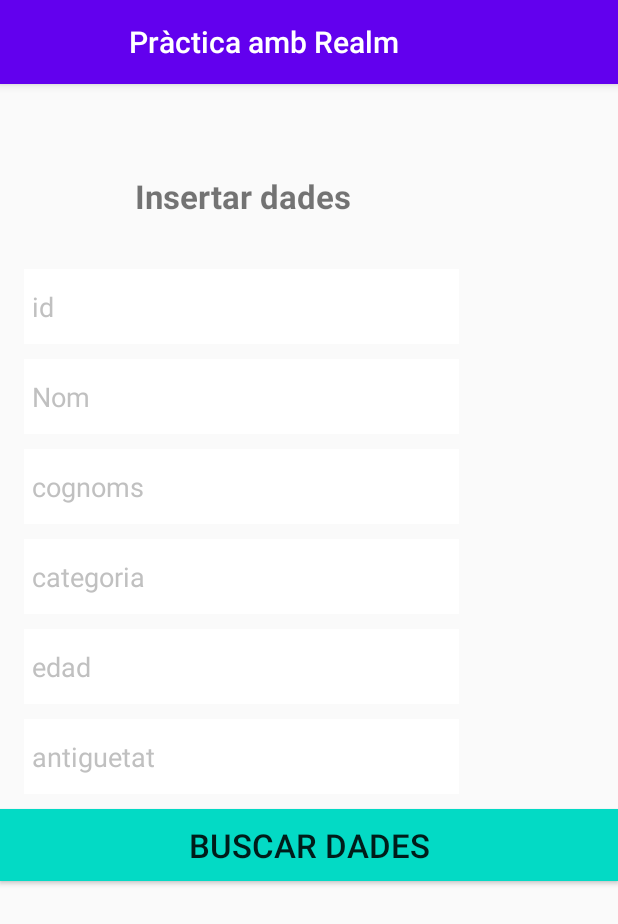
After one commit to gerardfp/AplicacionRealmAlbert, an Android app: the CercarFragment screen opened through its navigation route, on a phone screen of 412 x 824 dp. The commit adds this screen. Shown: the top 924 px of the screen. Run offline under Robolectric (Android 15) with nearby library versions, the phone set to English and light mode, and no system bars; our stand-ins replace navigation-ui; libraries missing offline, so code that uses them is left out: io.realm; 2 statements that could not run were skipped.

Commit message:
finito casi

```diff
--- a/app/build.gradle
+++ b/app/build.gradle
@@ -37,6 +37,6 @@ dependencies {
 
     implementation 'androidx.navigation:navigation-fragment:2.2.0'
     implementation 'androidx.navigation:navigation-ui:2.2.0'
-    compile 'io.realm:android-adapters:2.1.1'
+    implementation 'io.realm:android-adapters:2.1.1'
     implementation 'androidx.lifecycle:lifecycle-extensions:2.2.0'
 }
--- /dev/null
+++ b/app/src/main/java/com/example/aplicacionrealm/CercarFragment.java
@@ -0,0 +1,95 @@
+package com.example.aplicacionrealm;
+
+import android.app.AlertDialog;
+import android.os.Bundle;
+
+import androidx.annotation.NonNull;
+import androidx.annotation.Nullable;
+import androidx.fragment.app.Fragment;
+import androidx.recyclerview.widget.RecyclerView;
+
+import android.text.TextUtils;
+import android.view.LayoutInflater;
+import android.view.View;
+import android.view.ViewGroup;
+import android.widget.Button;
+import android.widget.EditText;
+import android.widget.TextView;
+
+import com.example.aplicacionrealm.Model.Empleat;
+
+import io.realm.OrderedRealmCollection;
+import io.realm.RealmRecyclerViewAdapter;
+import io.realm.RealmResults;
+
+
+/**
+ * A simple {@link Fragment} subclass.
+ */
+public class CercarFragment extends MyFragment {
+    Button  btCercar;
+    EditText id, nom, cognoms, categoria, edad, antiguetat;
+    private String dato;
+    public CercarFragment() {
+        // Required empty public constructor
+    }
+
+
+    @Override
+    public View onCreateView(LayoutInflater inflater, ViewGroup container,
+                             Bundle savedInstanceState) {
+        // Inflate the layout for this fragment
+        return inflater.inflate(R.layout.fragment_cercar, container, false);
+    }
+
+    @Override
+    public void onViewCreated(@NonNull final View view, @Nullable Bundle savedInstanceState) {
+        super.onViewCreated(view, savedInstanceState);
+
+        id = view.findViewById(R.id.idCerca);
+        nom = view.findViewById(R.id.nomCerca);
+        cognoms = view.findViewById(R.id.cognomsCerca);
+        categoria = view.findViewById(R.id.categoriaCerca);
+        edad = view.findViewById(R.id.edadCerca);
+        antiguetat = view.findViewById(R.id.antiguetatCerca);
+        btCercar = view.findViewById(R.id.btnCerca);
+
+
+
+
+
+        btCercar.setOnClickListener(new View.OnClickListener() {
+            @Override
+            public void onClick(View v) {
+
+                if (TextUtils.isEmpty(id.getText().toString())){
+                    System.out.println("....................vacio campo");
+//            if (TextUtils.isEmpty(nom.getText().toString())){
+//                System.out.println(".....................dos");
+//                if (TextUtils.isEmpty(cognoms.getText().toString())){
+//                    System.out.println("......................tres");
+//                    if (TextUtils.isEmpty(categoria.getText().toString())){
+//                        System.out.println("..............................cuatro");
+//                        if (TextUtils.isEmpty(edad.getText().toString())){
+//                            System.out.println("..........................cinco");
+//                            if (TextUtils.isEmpty(antiguetat.getText().toString())){
+//                                System.out.println("..........................seis");
+//                                id.setError("Introueix alguna dada");
+//                            }else appViewModel.dato.setValue(antiguetat.getText().toString());
+//                        }else appViewModel.dato.setValue(edad.getText().toString());
+//                    }else appViewModel.dato.setValue(categoria.getText().toString());
+//                }else appViewModel.dato.setValue(cognoms.getText().toString());
+//            }else appViewModel.dato.setValue(nom.getText().toString());
+                }else appViewModel.dato.setValue(id.getText().toString());
+
+
+
+
+
+                navController.navigate(R.id.listBusquedaFragment);
+
+            }
+        });
+    }
+
+}
--- a/app/src/main/java/com/example/aplicacionrealm/HomeFragment.java
+++ b/app/src/main/java/com/example/aplicacionrealm/HomeFragment.java
@@ -18,7 +18,7 @@ import android.widget.Button;
  * A simple {@link Fragment} subclass.
  */
 public class HomeFragment extends MyFragment {
-    private Button insertar, eliminar, modificar, visualitzar;
+    private Button insertar, cercar, visualitzar;
     public HomeFragment() {
         // Required empty public constructor
     }
@@ -38,13 +38,19 @@ public class HomeFragment extends MyFragment {
 
 
         insertar = view.findViewById(R.id.insertarText);
-
+        cercar = view.findViewById(R.id.cercarText);
         visualitzar = view.findViewById(R.id.visualitzarText);
 
         insertar.setOnClickListener(new View.OnClickListener() {
             @Override
             public void onClick(View v) {
                 navController.navigate(R.id.insertarFragment);
+            }
+        });
+        cercar.setOnClickListener(new View.OnClickListener() {
+            @Override
+            public void onClick(View v) {
+                navController.navigate(R.id.cercarFragment);
             }
         });
         visualitzar.setOnClickListener(new View.OnClickListener() {
--- a/app/src/main/java/com/example/aplicacionrealm/MainActivity.java
+++ b/app/src/main/java/com/example/aplicacionrealm/MainActivity.java
@@ -28,7 +28,7 @@ public class MainActivity extends AppCompatActivity {
 
         mAppBarConfiguration = new AppBarConfiguration.Builder(
                 R.id.homeFragment, R.id.insertarFragment, R.id.empleat_List_Fragment,
-                R.id.modificarFragment)
+                R.id.modificarFragment, R.id.cercarFragment)
                 .build();
 
         navController = Navigation.findNavController(this, R.id.nav_host_fragment);
--- a/app/src/main/java/com/example/aplicacionrealm/Model/AppViewModel.java
+++ b/app/src/main/java/com/example/aplicacionrealm/Model/AppViewModel.java
@@ -13,5 +13,5 @@ public class AppViewModel extends AndroidViewModel {
 
     public MutableLiveData<Boolean> modificar = new MutableLiveData<>(false);
     public MutableLiveData<Integer> idSeleccion = new MutableLiveData<>();
-
+    public MutableLiveData<String> dato = new MutableLiveData<>();
 }
--- /dev/null
+++ b/app/src/main/res/layout/fragment_cercar.xml
@@ -0,0 +1,136 @@
+<?xml version="1.0" encoding="utf-8"?>
+<androidx.constraintlayout.widget.ConstraintLayout xmlns:android="http://schemas.android.com/apk/res/android"
+    xmlns:app="http://schemas.android.com/apk/res-auto"
+    xmlns:tools="http://schemas.android.com/tools"
+    android:id="@+id/frameLayout"
+    android:layout_width="match_parent"
+    android:layout_height="match_parent"
+    tools:context=".CercarFragment">
+
+    <TextView
+        android:id="@+id/titolCerca"
+        android:layout_width="wrap_content"
+        android:layout_height="wrap_content"
+        android:layout_marginStart="90dp"
+        android:layout_marginTop="60dp"
+        android:text="Insertar dades"
+        android:textSize="22dp"
+        android:textStyle="bold"
+        app:layout_constraintStart_toStartOf="parent"
+        app:layout_constraintTop_toTopOf="parent" />
+
+    <EditText
+        android:id="@+id/idCerca"
+        android:layout_width="290dp"
+        android:layout_height="50dp"
+        android:layout_marginStart="16dp"
+        android:layout_marginTop="34dp"
+        android:background="@color/White"
+        android:hint="id"
+        android:padding="5dp"
+        android:textColor="@color/Negre"
+        android:textColorHint="@color/colorHint"
+        android:textSize="18sp"
+        app:layout_constraintStart_toStartOf="parent"
+        app:layout_constraintTop_toBottomOf="@+id/titolCerca">
+
+    </EditText>
+
+    <EditText
+        android:id="@+id/nomCerca"
+        android:layout_width="290dp"
+        android:layout_height="50dp"
+        android:layout_marginStart="16dp"
+        android:layout_marginTop="10dp"
+        android:background="@color/White"
+        android:hint="Nom"
+        android:padding="5dp"
+        android:textColor="@color/Negre"
+        android:textColorHint="@color/colorHint"
+        android:textSize="18sp"
+        app:layout_constraintStart_toStartOf="parent"
+        app:layout_constraintTop_toBottomOf="@+id/idCerca">
+
+    </EditText>
+
+    <EditText
+        android:id="@+id/cognomsCerca"
+        android:layout_width="290dp"
+        android:layout_height="50dp"
+        android:layout_marginStart="16dp"
+        android:layout_marginTop="10dp"
+        android:background="@color/White"
+        android:hint="cognoms"
+        android:padding="5dp"
+        android:textColor="@color/Negre"
+        android:textColorHint="@color/colorHint"
+        android:textSize="18sp"
+        app:layout_constraintStart_toStartOf="parent"
+        app:layout_constraintTop_toBottomOf="@+id/nomCerca">
+
+    </EditText>
+
+    <EditText
+        android:id="@+id/categoriaCerca"
+        android:layout_width="290dp"
+        android:layout_height="50dp"
+        android:layout_marginStart="16dp"
+        android:layout_marginTop="10dp"
+        android:background="@color/White"
+        android:hint="categoria"
+        android:padding="5dp"
+        android:textColor="@color/Negre"
+        android:textColorHint="@color/colorHint"
+        android:textSize="18sp"
+        app:layout_constraintStart_toStartOf="parent"
+        app:layout_constraintTop_toBottomOf="@+id/cognomsCerca">
+
+    </EditText>
+
+    <EditText
+        android:id="@+id/edadCerca"
+        android:layout_width="290dp"
+        android:layout_height="50dp"
+        android:layout_marginStart="16dp"
+        android:layout_marginTop="10dp"
+        android:background="@color/White"
+        android:hint="edad"
+        android:padding="5dp"
+        android:textColor="@color/Negre"
+        android:textColorHint="@color/colorHint"
+        android:textSize="18sp"
+        app:layout_constraintStart_toStartOf="parent"
+        app:layout_constraintTop_toBottomOf="@+id/categoriaCerca">
+
+    </EditText>
+    <EditText
+        android:id="@+id/antiguetatCerca"
+        android:layout_width="290dp"
+        android:layout_height="50dp"
+        android:layout_marginStart="16dp"
+        android:layout_marginTop="10dp"
+        android:background="@color/White"
+        android:hint="antiguetat"
+        android:padding="5dp"
+        android:textColor="@color/Negre"
+        android:textColorHint="@color/colorHint"
+        android:textSize="18sp"
+        app:layout_constraintStart_toStartOf="parent"
+        app:layout_constraintTop_toBottomOf="@+id/edadCerca">
+
+    </EditText>
+    <Button
+        android:id="@+id/btnCerca"
+        android:layout_width="match_parent"
+        android:layout_height="wrap_content"
+        android:layout_marginTop="10dp"
+        android:text="Buscar dades"
+        android:textSize="22dp"
+        android:background="@color/colorAccent"
+        app:layout_constraintStart_toStartOf="parent"
+        app:layout_constraintTop_toBottomOf="@+id/antiguetatCerca"
+        android:layout_marginBottom="60dp">
+
+    </Button>
+
+</androidx.constraintlayout.widget.ConstraintLayout>
--- a/app/src/main/res/navigation/nav_graph.xml
+++ b/app/src/main/res/navigation/nav_graph.xml
@@ -28,4 +28,16 @@
         android:name="com.example.aplicacionrealm.Empleat_List_Fragment"
         android:label="               Pràctica amb Realm"
         tools:layout="@layout/fragment_empleat_list" />
+    <fragment
+        android:id="@+id/cercarFragment"
+        android:name="com.example.aplicacionrealm.CercarFragment"
+        android:label="               Pràctica amb Realm"
+        tools:layout="@layout/fragment_cercar" />
+    <fragment
+        android:id="@+id/listBusquedaFragment"
+        android:name="com.example.aplicacionrealm.ListBusquedaFragment"
+        android:label="fragment_list_busqueda"
+        tools:layout="@layout/fragment_list_busqueda" />
+
+
 </navigation>
```
Also changed, not shown: app/src/main/java/com/example/aplicacionrealm/ListBusquedaFragment.java (added, +135 -0 lines), app/src/main/res/layout/fragment_home.xml (+9 -0 lines), app/src/main/res/layout/fragment_list_busqueda.xml (added, +43 -0 lines), app/src/main/res/layout/list_view_board_item.xml (deleted, +0 -47 lines).
